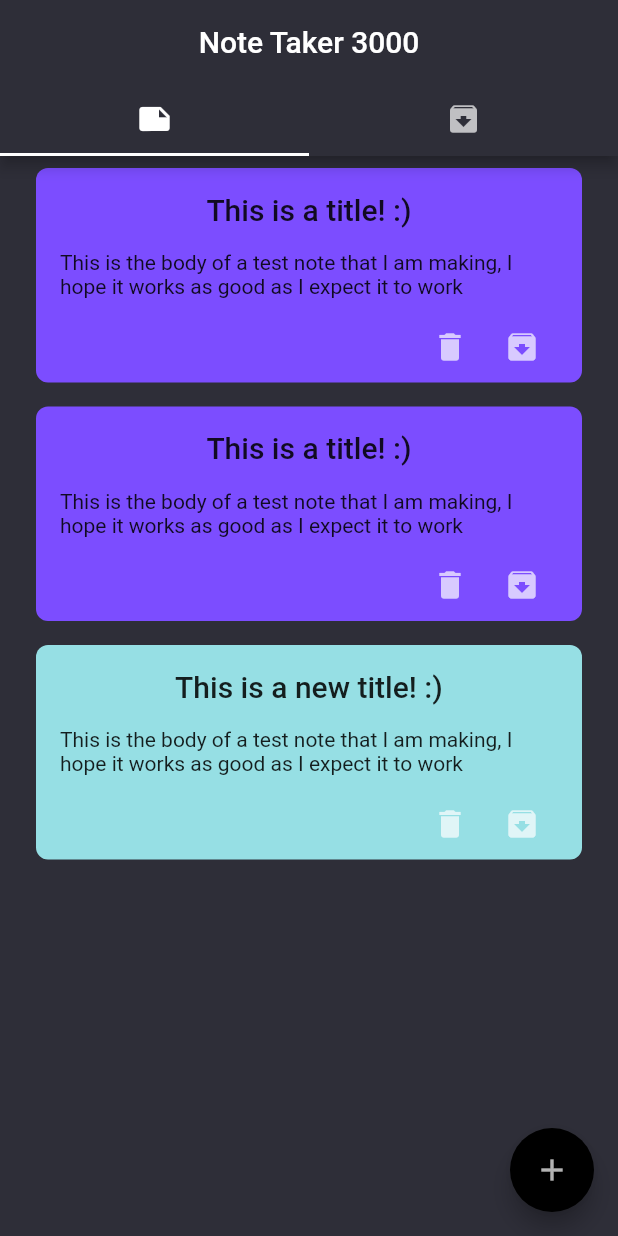
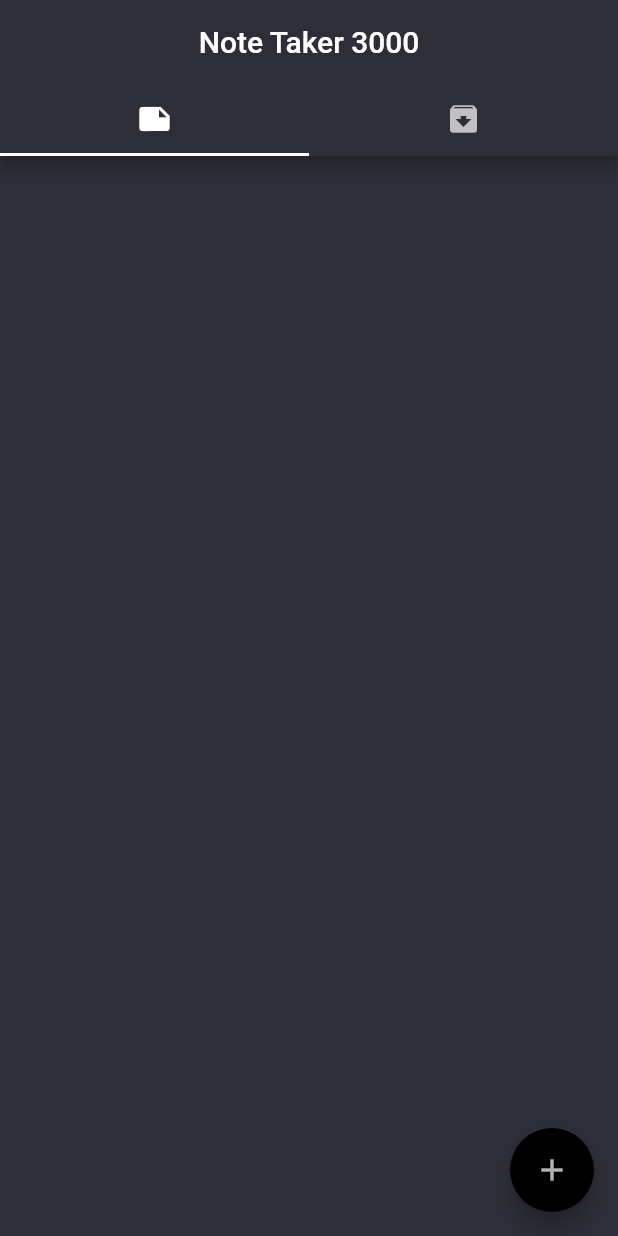
Before and after one commit to leopepe97/NoteTaker3000, a Flutter app: the screen it shows after launch, after a tap on the "add" icon, on a phone screen of 412 x 824 dp. Run offline on Flutter 3.47's test engine with Material 2 defaults, Android fonts, the phone set to English and light mode, and no system bars.

Commit message:
[IMP] Removed old hardcoded notes

```diff
--- a/lib/model/note.dart
+++ b/lib/model/note.dart
@@ -2,11 +2,12 @@ import 'package:flutter/material.dart';
 
 class Note {
 
+  final int id;
   final String title;
   final String body;
   final Color color;
   bool isArchived;
 
-  Note({this.title, this.body, this.color, this.isArchived = false});
+  Note({this.id, this.title, this.body, this.color, this.isArchived = false});
 
 }
--- a/lib/model/notes_model.dart
+++ b/lib/model/notes_model.dart
@@ -5,30 +5,9 @@ import 'package:flutter/material.dart';
 import 'package:note_taker_3000/model/note.dart';
 
 class NotesModel extends ChangeNotifier {
-  final _noteList = [
-    Note(
-      title: 'This is a title! :)',
-      body:
-          'This is the body of a test note that I am making, I hope it works as good as I expect it to work',
-      color: Colors.deepPurpleAccent,
-    ),
-    Note(
-      title: 'This is a title! :)',
-      body:
-          'This is the body of a test note that I am making, I hope it works as good as I expect it to work',
-      color: Colors.deepPurpleAccent,
-    ),
-  ];
+  final _noteList = <Note>[];
 
-  final _archivedList = [
-    Note(
-      title: 'This is an archived title! :)',
-      body:
-          'This is the body of a test note that I am making, I hope it works as good as I expect it to work',
-      color: Colors.deepPurpleAccent,
-      isArchived: true,
-    ),
-  ];
+  final _archivedList = <Note>[];
 
   UnmodifiableListView<Note> get noteList => UnmodifiableListView(_noteList);
   UnmodifiableListView<Note> get archivedList =>
--- a/lib/ui/note_list.dart
+++ b/lib/ui/note_list.dart
@@ -52,20 +52,12 @@ class _NoteListState extends State<NoteList> {
           color: Colors.white70,
         ),
         onPressed: () {
-          var notesModel = Provider.of<NotesModel>(context, listen: false);
+          //var notesModel = Provider.of<NotesModel>(context, listen: false);
           setState(() {
-            notesModel.addNote(
-              Note(
-                title: 'This is a new title! :)',
-                body:
-                    'This is the body of a test note that I am making, I hope it works as good as I expect it to work',
-                color: CustomColors.noteColors[
-                    _random.nextInt(CustomColors.noteColors.length)],
-              ),
-            );
+            //TODO: Add new note
           });
-          _animatedListKey.currentState
-              .insertItem(notesModel.noteList.length - 1);
+         // _animatedListKey.currentState
+         //     .insertItem(notesModel.noteList.length - 1);
         },
       ),
     );
```
Also changed, not shown: pubspec.lock.
